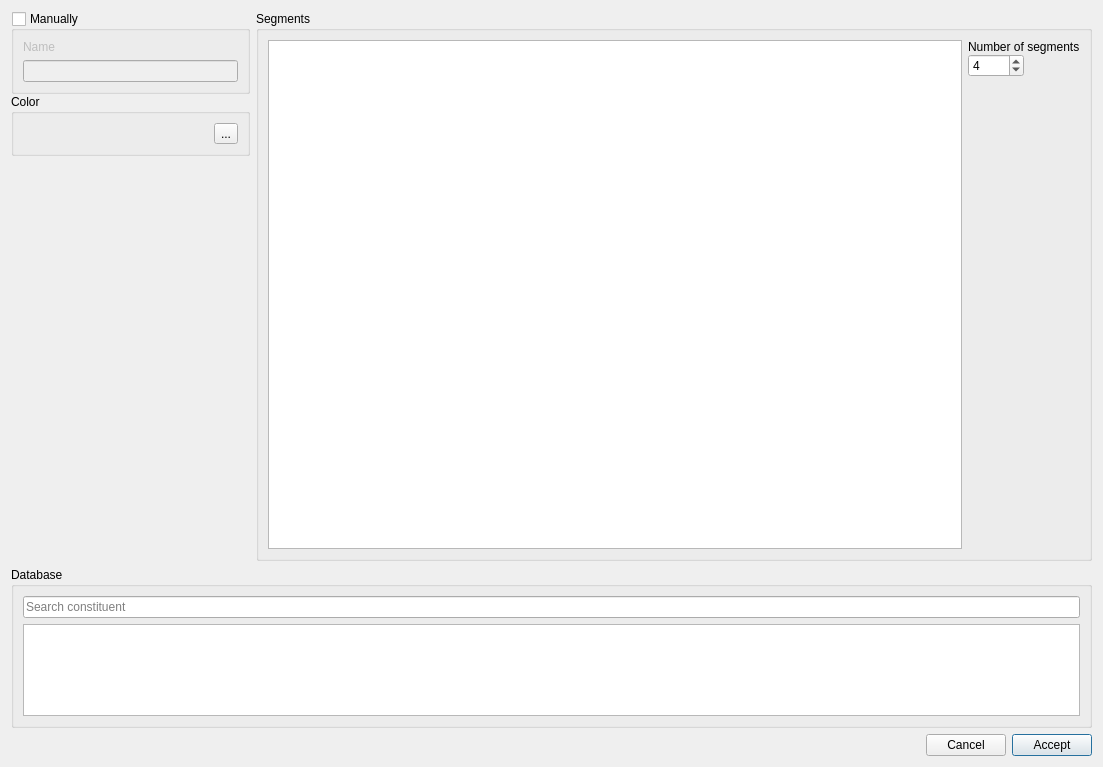
This is src/constituentsdialog.ui in hobrasoft/simul6 as Qt 5 draws it before an edit. The edited form follows.
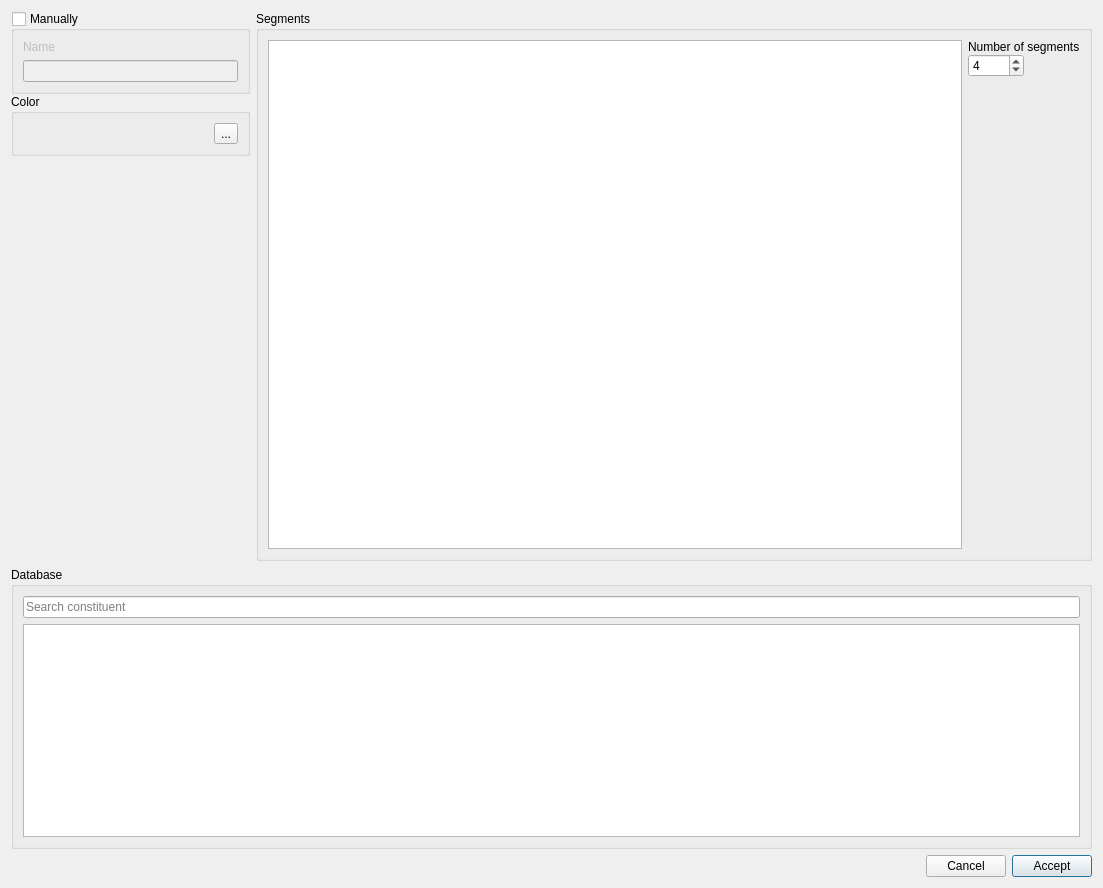
This is the edited form. Custom widgets are drawn as their Qt base class.

The edit to the form file:
```diff
--- a/src/constituentsdialog.ui
+++ b/src/constituentsdialog.ui
@@ -7,7 +7,7 @@
     <x>0</x>
     <y>0</y>
     <width>1103</width>
-    <height>767</height>
+    <height>888</height>
    </rect>
   </property>
   <property name="windowTitle">
```
Left out of the diff: 8 changed lines with no effect on the pictures.
